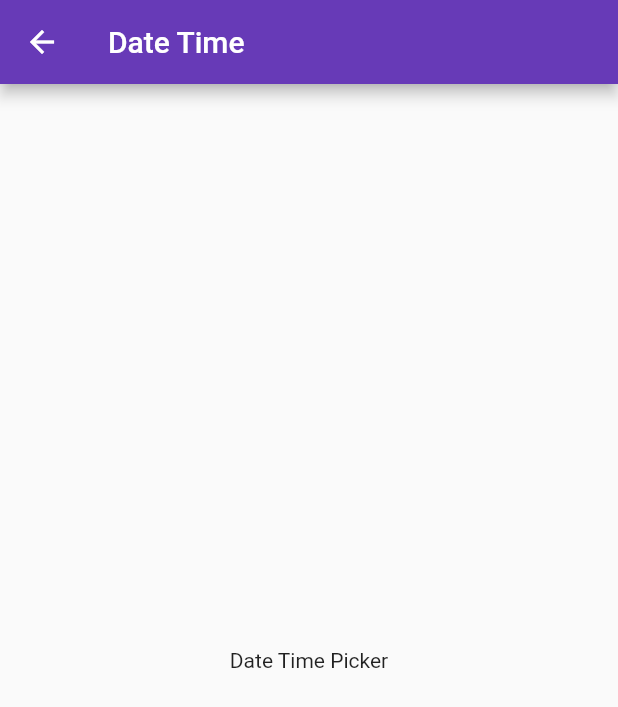
After one commit to yoesuv/Flutter-Picker-Permission, a Flutter app: the screen it shows after launch, after a tap on "DATE TIME", on a phone screen of 412 x 824 dp. The commit adds this screen. Shown: the top 707 px of the screen. Run offline on Flutter 3.47's test engine with Material 2 defaults, Android fonts, the phone set to English and light mode, and no system bars; our stand-ins replace device_info_plus, dio, equatable, file_picker, flutter_bloc, flutter_local_notifications and 4 more; missing offline and left inert: app_settings, flutter_downloader, pausable_timer, record.

Commit message:
:newspaper: add date time screen

```diff
--- a/lib/src/core/routes/app_route.dart
+++ b/lib/src/core/routes/app_route.dart
@@ -2,6 +2,7 @@ import 'package:flutter/material.dart';
 import 'package:flutter_bloc/flutter_bloc.dart';
 import 'package:flutter_picker/src/module/camera/bloc/take_camera_bloc.dart';
 import 'package:flutter_picker/src/module/camera/screen/take_camera_screen.dart';
+import 'package:flutter_picker/src/module/datetime/date_time_screen.dart';
 import 'package:flutter_picker/src/module/download/download_file_bloc.dart';
 import 'package:flutter_picker/src/module/download/download_file_screen.dart';
 import 'package:flutter_picker/src/module/file/bloc/take_file_bloc.dart';
@@ -88,6 +89,12 @@ class AppRoute {
             );
           },
         );
+      case DateTimeScreen.routeName:
+        return MaterialPageRoute(
+          builder: (context) {
+            return const DateTimeScreen();
+          },
+        );
       default:
         return MaterialPageRoute(
           builder: (context) {
--- /dev/null
+++ b/lib/src/module/datetime/date_time_screen.dart
@@ -0,0 +1,27 @@
+import 'package:flutter/material.dart';
+
+class DateTimeScreen extends StatefulWidget {
+  static const routeName = 'date_time';
+  const DateTimeScreen({super.key});
+
+  @override
+  State<StatefulWidget> createState() {
+    return _DateTimeScreenState();
+  }
+}
+
+class _DateTimeScreenState extends State<DateTimeScreen> {
+  @override
+  Widget build(BuildContext context) {
+    return Scaffold(
+      appBar: AppBar(
+        title: const Text('Date Time'),
+      ),
+      body: SafeArea(
+        child: Center(
+          child: Text('Date Time Picker'),
+        ),
+      ),
+    );
+  }
+}
--- a/lib/src/module/home/screen/home_screen.dart
+++ b/lib/src/module/home/screen/home_screen.dart
@@ -1,5 +1,6 @@
 import 'package:flutter/material.dart';
 import 'package:flutter_picker/src/module/camera/screen/take_camera_screen.dart';
+import 'package:flutter_picker/src/module/datetime/date_time_screen.dart';
 import 'package:flutter_picker/src/module/download/download_file_screen.dart';
 import 'package:flutter_picker/src/module/file/screen/take_file_screen.dart';
 import 'package:flutter_picker/src/module/gallery/screen/take_gallery_screen.dart';
@@ -63,6 +64,12 @@ class HomeScreen extends StatelessWidget {
                 Navigator.pushNamed(context, DownloadFileScreen.routeName);
               },
             ),
+            MyButton(
+              title: 'DATE TIME',
+              onPressed: () {
+                Navigator.pushNamed(context, DateTimeScreen.routeName);
+              },
+            ),
           ],
         ),
       ),
```
Also changed, not shown: pubspec.lock.
